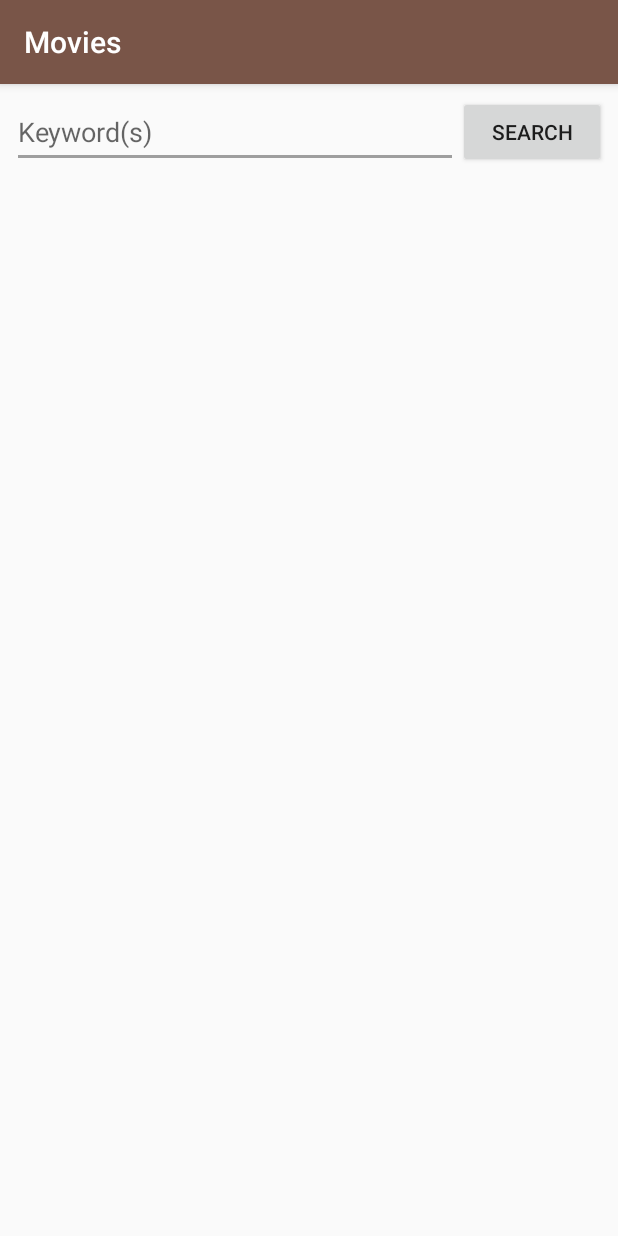
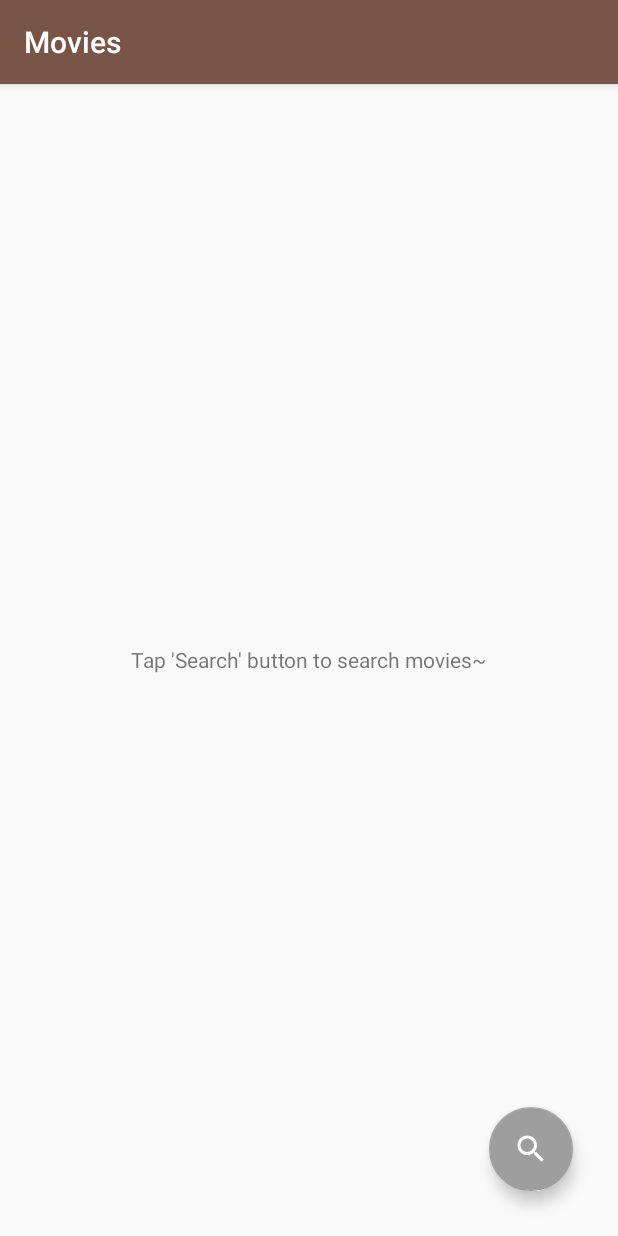
Before and after one commit to datafrey/movies, an Android app: the screen it shows after launch (MainActivity), on a phone screen of 412 x 824 dp. Run offline under Robolectric (Android 15) with nearby library versions, the phone set to English and light mode, and no system bars.

Commit message:
Refactoring using MVVM architecture and small UI changes

```diff
--- a/app/src/main/java/com/datafrey/movies/activities/MainActivity.kt
+++ b/app/src/main/java/com/datafrey/movies/activities/MainActivity.kt
@@ -1,62 +1,69 @@
 package com.datafrey.movies.activities
 
 import android.os.Bundle
+import android.view.LayoutInflater
 import android.view.View
+import androidx.appcompat.app.AlertDialog
 import androidx.appcompat.app.AppCompatActivity
-import androidx.recyclerview.widget.LinearLayoutManager
+import androidx.lifecycle.Observer
+import androidx.lifecycle.ViewModelProviders
+import androidx.recyclerview.widget.GridLayoutManager
 import com.datafrey.movies.R
-import com.datafrey.movies.adapters.FoundMoviesViewAdapter
 import com.datafrey.movies.data
-import com.datafrey.movies.data.OmdbService
-import com.datafrey.movies.data.ShortMovieInfo
-import com.datafrey.movies.data.ShortMovieInfoSearch
 import com.datafrey.movies.toast
+import com.datafrey.movies.viewmodels.MainViewModel
 import kotlinx.android.synthetic.main.activity_main.*
-import retrofit2.Call
-import retrofit2.Callback
-import retrofit2.Response
+import kotlinx.android.synthetic.main.layout_search.view.*
 
 class MainActivity : AppCompatActivity(R.layout.activity_main) {
 
-    private var foundMoviesList = mutableListOf<ShortMovieInfo>()
-    private val foundMoviesAdapter =
-        FoundMoviesViewAdapter(foundMoviesList)
+    private lateinit var viewModel: MainViewModel
 
     override fun onCreate(savedInstanceState: Bundle?) {
         super.onCreate(savedInstanceState)
 
+        viewModel = ViewModelProviders.of(this)
+            .get(MainViewModel::class.java)
+
+        viewModel.getOccurredException()
+            .observe(this, Observer {
+                if (it != null) {
+                    toast(it.message!!)
+                    viewModel.getOccurredException().value = null
+                }
+            })
+
+        viewModel.getFoundMoviesListSize()
+            .observe(this, Observer {
+                foundMoviesListHintTextView.visibility =
+                    if (it == 0) View.VISIBLE else View.GONE
+            })
+
         foundMoviesRecyclerView.run {
-            adapter = foundMoviesAdapter
-            layoutManager = LinearLayoutManager(baseContext)
+            adapter = viewModel.getFoundMoviesAdapter()
+            layoutManager = GridLayoutManager(
+                baseContext,
+                resources.getInteger(R.integer.column_count)
+            )
         }
     }
 
     fun searchButtonClick(view: View) {
-        foundMoviesRecyclerView.smoothScrollToPosition(0)
+        val searchView = LayoutInflater.from(this)
+            .inflate(R.layout.layout_search, null)
 
-        if (queryEditText.data.isNotEmpty()) {
-            OmdbService.getApi()
-                .getMoviesByQueue(queryEditText.data)
-                .enqueue(object : Callback<ShortMovieInfoSearch> {
-                    override fun onFailure(call: Call<ShortMovieInfoSearch>, t: Throwable) =
-                        toast("Loading failed: ${t.message}")
-
-                    override fun onResponse(
-                        call: Call<ShortMovieInfoSearch>,
-                        response: Response<ShortMovieInfoSearch>
-                    ) {
-                        foundMoviesList.clear()
-                        try {
-                            foundMoviesList.addAll(response.body()!!.searchResults)
-                        } catch (npe: NullPointerException) {
-                            toast("Nothing have been found.")
-                        }
-                        foundMoviesAdapter.notifyDataSetChanged()
-                    }
-                })
-        } else {
-            toast("Please input a keyword/keyphrase.")
-        }
+        AlertDialog.Builder(this)
+            .setView(searchView)
+            .setPositiveButton("Search") { dialog, _ ->
+                foundMoviesRecyclerView.smoothScrollToPosition(0)
+                viewModel.searchMovies(searchView.queryEditText.data)
+                dialog.dismiss()
+            }
+            .setNegativeButton("Cancel") { dialog, _ ->
+                dialog.dismiss()
+            }
+            .create()
+            .show()
     }
 
 }
--- a/app/src/main/java/com/datafrey/movies/data/ShortMovieInfoSearch.kt
+++ b/app/src/main/java/com/datafrey/movies/data/ShortMovieInfoSearch.kt
@@ -5,6 +5,6 @@ import com.google.gson.annotations.SerializedName
 data class ShortMovieInfoSearch(
     val Response: String,
     @SerializedName("Search")
-    val searchResults: ArrayList<ShortMovieInfo>,
+    val searchResults: ArrayList<ShortMovieInfo>?,
     val totalResults: String
 )
--- /dev/null
+++ b/app/src/main/java/com/datafrey/movies/viewmodels/MainViewModel.kt
@@ -0,0 +1,63 @@
+package com.datafrey.movies.viewmodels
+
+import android.accounts.NetworkErrorException
+import androidx.lifecycle.MutableLiveData
+import androidx.lifecycle.ViewModel
+import com.datafrey.movies.adapters.FoundMoviesViewAdapter
+import com.datafrey.movies.data.OmdbService
+import com.datafrey.movies.data.ShortMovieInfo
+import com.datafrey.movies.data.ShortMovieInfoSearch
+import retrofit2.Call
+import retrofit2.Callback
+import retrofit2.Response
+
+class MainViewModel : ViewModel() {
+
+    private val foundMoviesList = mutableListOf<ShortMovieInfo>()
+    private val foundMoviesListSize =
+        MutableLiveData<Int>(foundMoviesList.size)
+    private val foundMoviesAdapter =
+        FoundMoviesViewAdapter(foundMoviesList)
+
+    private val occurredException = MutableLiveData<Exception?>()
+
+    fun getFoundMoviesListSize() = foundMoviesListSize
+
+    fun getFoundMoviesAdapter() = foundMoviesAdapter
+
+    fun getOccurredException() = occurredException
+
+    fun searchMovies(query: String) {
+        if (query.isNotEmpty()) {
+            OmdbService.getApi()
+                .getMoviesByQueue(query)
+                .enqueue(object : Callback<ShortMovieInfoSearch> {
+                    override fun onFailure(call: Call<ShortMovieInfoSearch>, t: Throwable) {
+                        occurredException.value = NetworkErrorException("Loading failed, " +
+                                "please check your network connection.")
+                    }
+
+                    override fun onResponse(
+                        call: Call<ShortMovieInfoSearch>,
+                        response: Response<ShortMovieInfoSearch>
+                    ) {
+                        foundMoviesList.clear()
+                        val searchResults = response.body()?.searchResults
+                        if (searchResults == null) {
+                            foundMoviesAdapter.notifyDataSetChanged()
+                            occurredException.value =
+                                NullPointerException("Nothing have been found.")
+                        } else {
+                            foundMoviesList.addAll(searchResults)
+                            foundMoviesAdapter.notifyDataSetChanged()
+                        }
+                        foundMoviesListSize.value = foundMoviesList.size
+                    }
+                })
+        } else {
+            occurredException.value =
+                IllegalArgumentException("Please input a keyword/keyphrase.")
+        }
+    }
+
+}
--- /dev/null
+++ b/app/src/main/res/drawable/ic_white_search_24.xml
@@ -0,0 +1,5 @@
+<vector android:height="24dp" android:tint="#FFFFFF"
+    android:viewportHeight="24" android:viewportWidth="24"
+    android:width="24dp" xmlns:android="http://schemas.android.com/apk/res/android">
+    <path android:fillColor="@android:color/white" android:pathData="M15.5,14h-0.79l-0.28,-0.27C15.41,12.59 16,11.11 16,9.5 16,5.91 13.09,3 9.5,3S3,5.91 3,9.5 5.91,16 9.5,16c1.61,0 3.09,-0.59 4.23,-1.57l0.27,0.28v0.79l5,4.99L20.49,19l-4.99,-5zM9.5,14C7.01,14 5,11.99 5,9.5S7.01,5 9.5,5 14,7.01 14,9.5 11.99,14 9.5,14z"/>
+</vector>
--- a/app/src/main/res/layout/activity_main.xml
+++ b/app/src/main/res/layout/activity_main.xml
@@ -1,50 +1,33 @@
 <?xml version="1.0" encoding="utf-8"?>
-<androidx.constraintlayout.widget.ConstraintLayout xmlns:android="http://schemas.android.com/apk/res/android"
-    xmlns:app="http://schemas.android.com/apk/res-auto"
+<RelativeLayout xmlns:android="http://schemas.android.com/apk/res/android"
     xmlns:tools="http://schemas.android.com/tools"
     android:layout_width="match_parent"
     android:layout_height="match_parent"
     tools:context=".activities.MainActivity">
 
-    <LinearLayout
-        android:id="@+id/searchLinearLayout"
+    <androidx.recyclerview.widget.RecyclerView
+        android:id="@+id/foundMoviesRecyclerView"
         android:layout_width="match_parent"
+        android:layout_height="wrap_content"/>
+
+    <com.google.android.material.floatingactionbutton.FloatingActionButton
+        android:id="@+id/searchFloatingActionButton"
+        android:layout_width="wrap_content"
         android:layout_height="wrap_content"
-        android:orientation="horizontal"
-        android:padding="8dp"
-        android:weightSum="4"
-        app:layout_constraintTop_toTopOf="parent">
+        android:layout_marginEnd="30dp"
+        android:layout_marginBottom="30dp"
+        android:clickable="true"
+        android:onClick="searchButtonClick"
+        android:src="@drawable/ic_white_search_24"
+        android:layout_alignParentBottom="true"
+        android:layout_alignParentEnd="true"/>
 
-        <EditText
-            android:id="@+id/queryEditText"
-            android:layout_width="match_parent"
-            android:layout_height="match_parent"
-            android:hint="Keyword(s)"
-            android:layout_weight="1"/>
+    <TextView
+        android:id="@+id/foundMoviesListHintTextView"
+        android:layout_width="wrap_content"
+        android:layout_height="wrap_content"
+        android:text="Tap 'Search' button to search movies~"
+        android:layout_centerVertical="true"
+        android:layout_centerHorizontal="true"/>
 
-        <Button
-            android:id="@+id/searchButton"
-            android:onClick="searchButtonClick"
-            android:text="Search"
-            android:layout_width="match_parent"
-            android:layout_height="match_parent"
-            android:layout_weight="3"/>
-
-    </LinearLayout>
-
-    <LinearLayout
-        android:layout_width="match_parent"
-        android:layout_height="wrap_content"
-        android:orientation="vertical"
-        app:layout_constraintTop_toBottomOf="@+id/searchLinearLayout">
-
-        <androidx.recyclerview.widget.RecyclerView
-            android:id="@+id/foundMoviesRecyclerView"
-            android:layout_width="match_parent"
-            android:layout_height="wrap_content"
-            android:paddingBottom="64dp"/>
-
-    </LinearLayout>
-
-
-</androidx.constraintlayout.widget.ConstraintLayout>
+</RelativeLayout>
--- /dev/null
+++ b/app/src/main/res/values-land/integers.xml
@@ -0,0 +1,6 @@
+<?xml version="1.0" encoding="utf-8"?>
+<resources>
+
+    <integer name="column_count">2</integer>
+
+</resources>
--- /dev/null
+++ b/app/src/main/res/values/integers.xml
@@ -0,0 +1,6 @@
+<?xml version="1.0" encoding="utf-8"?>
+<resources>
+
+    <integer name="column_count">1</integer>
+
+</resources>
```
Also changed, not shown: app/build.gradle (+7 -0 lines), app/src/main/java/com/datafrey/movies/activities/MovieInfoActivity.kt (+19 -27 lines), app/src/main/java/com/datafrey/movies/viewmodels/MovieInfoViewModel.kt (added, +43 -0 lines), app/src/main/res/layout/layout_search.xml (added, +25 -0 lines), app/src/main/res/layout/movie_item.xml (+16 -6 lines).
